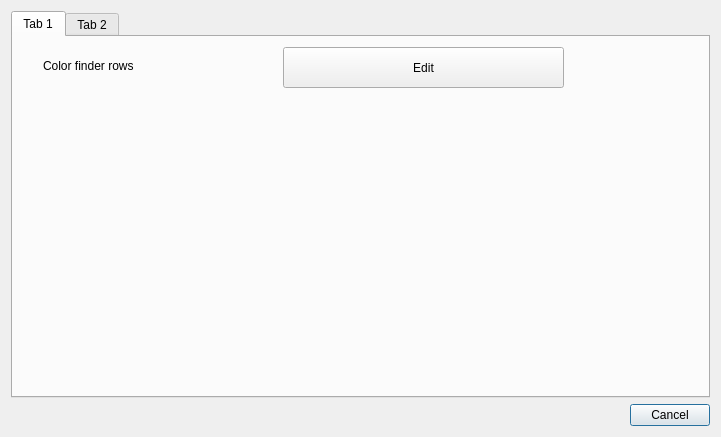
Above: dialogsettings.ui from ionson100/bsrlog before the change. Below: the same form after it.
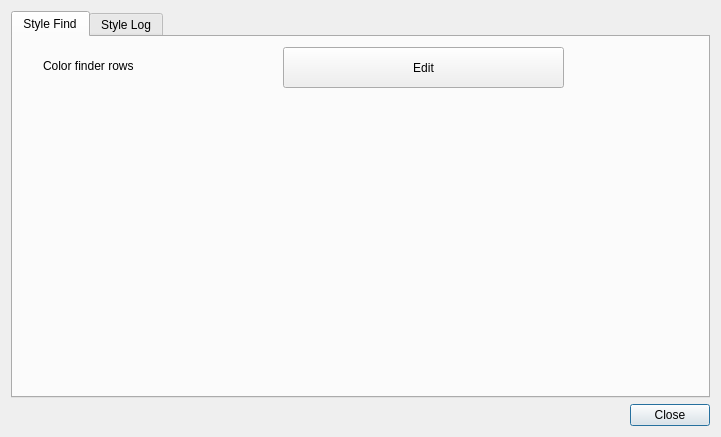
That is the form after the change. The open tabs and pages were chosen to show the change.

```diff
--- a/dialogsettings.ui
+++ b/dialogsettings.ui
@@ -32,7 +32,7 @@
      <item>
       <widget class="QPushButton" name="pushButton_2">
        <property name="text">
-        <string>Cancel</string>
+        <string>Close</string>
        </property>
       </widget>
      </item>
@@ -45,7 +45,7 @@
      </property>
      <widget class="QWidget" name="tab">
       <attribute name="title">
-       <string>Tab 1</string>
+       <string>Style Find</string>
       </attribute>
       <widget class="QLabel" name="label">
        <property name="geometry">
@@ -76,7 +76,7 @@
      </widget>
      <widget class="QWidget" name="tab_2">
       <attribute name="title">
-       <string>Tab 2</string>
+       <string>Style Log</string>
       </attribute>
       <layout class="QGridLayout" name="gridLayout_2">
        <item row="0" column="0">
```
Left out of the diff: 2 changed lines with no effect on the pictures.
